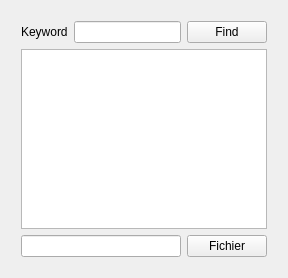
Qt form IHM/textfinder/textfinder.ui (standujar/M1Miage) before a commit.
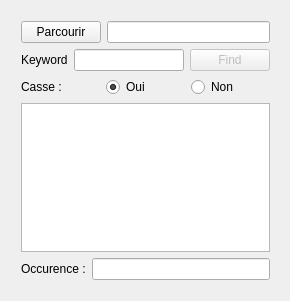
The same form after that commit.

```diff
--- a/IHM/textfinder/textfinder.ui
+++ b/IHM/textfinder/textfinder.ui
@@ -6,26 +6,40 @@
    <rect>
     <x>0</x>
     <y>0</y>
-    <width>288</width>
-    <height>278</height>
+    <width>290</width>
+    <height>301</height>
    </rect>
   </property>
   <property name="windowTitle">
    <string>textfinder</string>
   </property>
-  <widget class="QWidget" name="">
+  <widget class="QWidget" name="gridLayoutWidget_3">
    <property name="geometry">
     <rect>
      <x>10</x>
      <y>10</y>
-     <width>268</width>
-     <height>258</height>
+     <width>271</width>
+     <height>281</height>
     </rect>
    </property>
-   <layout class="QVBoxLayout" name="verticalLayout_2">
-    <item>
-     <layout class="QVBoxLayout" name="verticalLayout">
-      <item>
+   <layout class="QGridLayout" name="gridLayout_4">
+    <item row="3" column="0">
+     <widget class="QTextEdit" name="textEdit">
+      <property name="enabled">
+       <bool>true</bool>
+      </property>
+      <property name="mouseTracking">
+       <bool>false</bool>
+      </property>
+      <property name="readOnly">
+       <bool>true</bool>
+      </property>
+      <property name="acceptRichText">
+       <bool>true</bool>
+      </property>
+     </widget>
+    </item>
+    <item row="1" column="0">
        <layout class="QGridLayout" name="gridLayout">
         <item row="0" column="0">
          <widget class="QLabel" name="label">
@@ -39,6 +53,9 @@
         </item>
         <item row="0" column="2">
          <widget class="QPushButton" name="findButton">
+        <property name="enabled">
+         <bool>false</bool>
+        </property>
           <property name="text">
            <string>Find</string>
           </property>
@@ -46,33 +63,61 @@
         </item>
        </layout>
       </item>
-      <item>
-       <widget class="QTextEdit" name="textEdit">
-        <property name="enabled">
-         <bool>true</bool>
+    <item row="4" column="0">
+     <layout class="QGridLayout" name="gridLayout_2">
+      <item row="0" column="0">
+       <widget class="QLabel" name="label_2">
+        <property name="text">
+         <string>Occurence :</string>
         </property>
-        <property name="mouseTracking">
-         <bool>false</bool>
-        </property>
+       </widget>
+      </item>
+      <item row="0" column="1">
+       <widget class="QLineEdit" name="lineEdit_3">
         <property name="readOnly">
          <bool>true</bool>
         </property>
-        <property name="acceptRichText">
-         <bool>true</bool>
-        </property>
        </widget>
       </item>
      </layout>
     </item>
-    <item>
-     <layout class="QHBoxLayout" name="horizontalLayout">
-      <item>
+    <item row="0" column="0">
+     <layout class="QGridLayout" name="gridLayout_3">
+      <item row="0" column="1">
        <widget class="QLineEdit" name="lineEdit_2"/>
       </item>
-      <item>
+      <item row="0" column="0">
        <widget class="QPushButton" name="pushButton">
         <property name="text">
-         <string>Fichier</string>
+         <string>Parcourir</string>
+        </property>
+       </widget>
+      </item>
+     </layout>
+    </item>
+    <item row="2" column="0">
+     <layout class="QGridLayout" name="gridLayout_5">
+      <item row="0" column="1">
+       <widget class="QRadioButton" name="radioButton">
+        <property name="text">
+         <string>Oui</string>
+        </property>
+        <property name="checked">
+         <bool>true</bool>
+        </property>
+       </widget>
+      </item>
+      <item row="0" column="0">
+       <widget class="QLabel" name="label_3">
+        <property name="text">
+         <string>Casse :</string>
+        </property>
+       </widget>
+      </item>
+      <item row="0" column="2">
+       <widget class="QRadioButton" name="radioButton_2">
+        <property name="text">
+         <string>Non</string>
         </property>
        </widget>
       </item>
```
Lines whose indentation alone changed are shown as unchanged.
